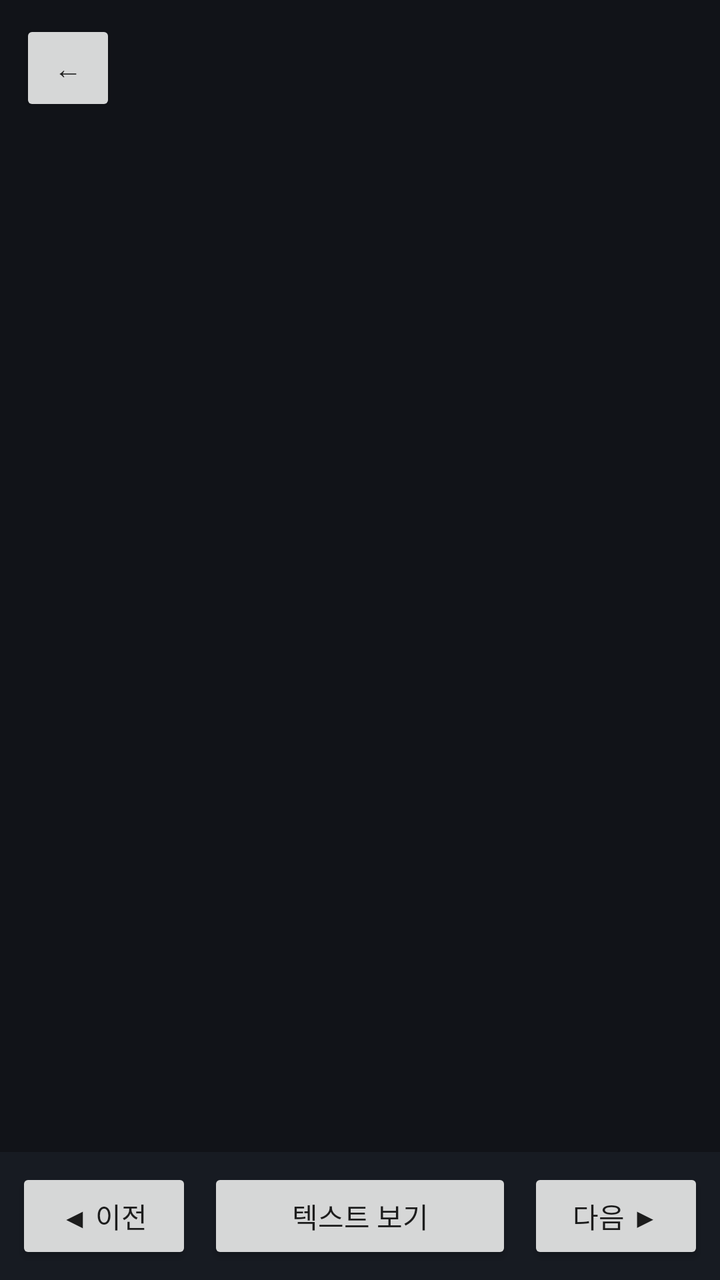
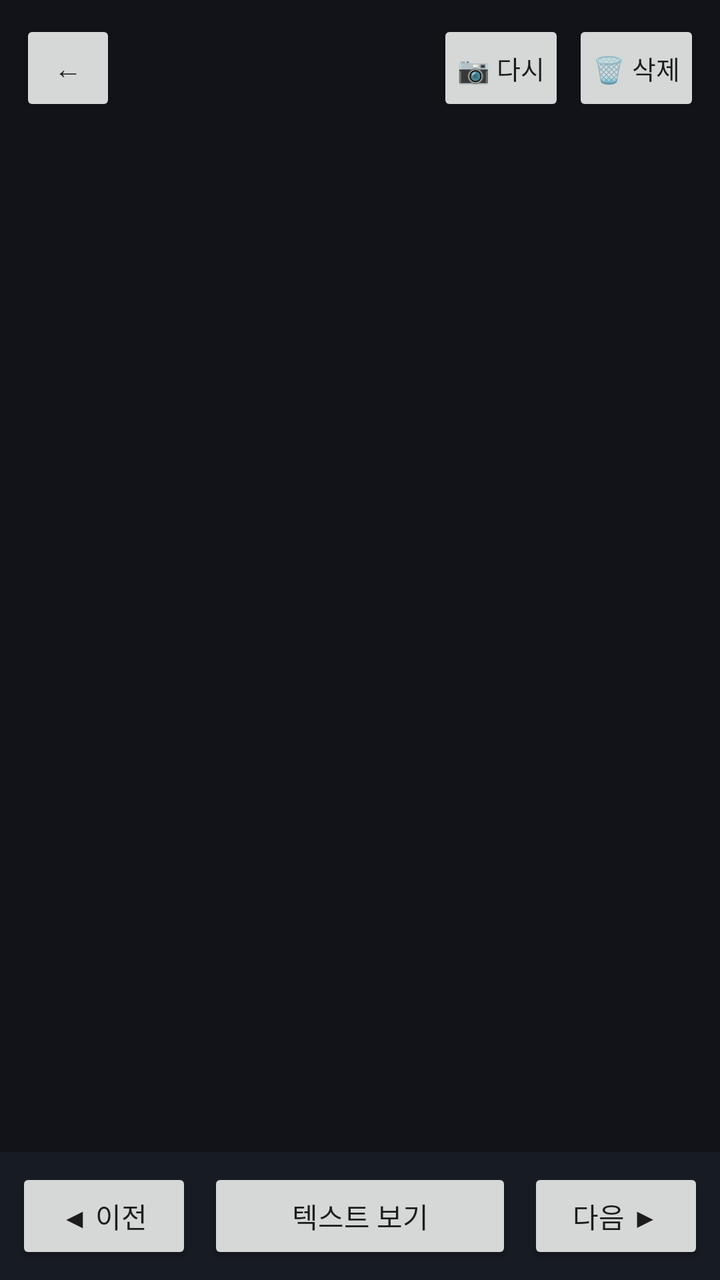

Before-and-after screenshots of an Android layout around one commit, followed by the original layout XML and the change that was made.
<!-- AndroidManifest.xml: application theme Theme.BookScan -->
<!-- res/layout/activity_page.xml -->
<?xml version="1.0" encoding="utf-8"?>
<LinearLayout xmlns:android="http://schemas.android.com/apk/res/android"
    android:layout_width="match_parent"
    android:layout_height="match_parent"
    android:orientation="vertical"
    android:background="#111318">

    <LinearLayout
        android:layout_width="match_parent"
        android:layout_height="wrap_content"
        android:orientation="horizontal"
        android:gravity="center_vertical"
        android:padding="10dp">

        <Button
            android:id="@+id/pvBack"
            android:layout_width="wrap_content"
            android:layout_height="wrap_content"
            android:minWidth="48dp"
            android:text="←" />

        <TextView
            android:id="@+id/pvTitle"
            android:layout_width="0dp"
            android:layout_height="wrap_content"
            android:layout_weight="1"
            android:paddingStart="10dp"
            android:paddingEnd="10dp"
            android:maxLines="1"
            android:ellipsize="end"
            android:textColor="#FFFFFF"
            android:textSize="17sp"
            android:textStyle="bold" />

        <TextView
            android:id="@+id/pvCount"
            android:layout_width="wrap_content"
            android:layout_height="wrap_content"
            android:textColor="#AAB2C0"
            android:textSize="14sp" />
    </LinearLayout>

    <FrameLayout
        android:layout_width="match_parent"
        android:layout_height="0dp"
        android:layout_weight="1">

        <ImageView
            android:id="@+id/pvImage"
            android:layout_width="match_parent"
            android:layout_height="match_parent"
            android:scaleType="fitCenter"
            android:contentDescription="쪽 그림" />

        <ScrollView
            android:id="@+id/pvTextBox"
            android:layout_width="match_parent"
            android:layout_height="match_parent"
            android:background="#F7F7F4"
            android:visibility="gone">

            <TextView
                android:id="@+id/pvText"
                android:layout_width="match_parent"
                android:layout_height="wrap_content"
                android:padding="18dp"
                android:textColor="#16181D"
                android:textSize="16sp"
                android:lineSpacingMultiplier="1.35"
                android:textIsSelectable="true" />
        </ScrollView>

        <ProgressBar
            android:id="@+id/pvBusy"
            android:layout_width="wrap_content"
            android:layout_height="wrap_content"
            android:layout_gravity="center"
            android:visibility="gone" />
    </FrameLayout>

    <LinearLayout
        android:layout_width="match_parent"
        android:layout_height="wrap_content"
        android:orientation="horizontal"
        android:padding="8dp"
        android:background="#171B22"
        android:gravity="center_vertical">

        <Button
            android:id="@+id/pvPrev"
            android:layout_width="wrap_content"
            android:layout_height="wrap_content"
            android:text="◀ 이전" />

        <Button
            android:id="@+id/pvMode"
            android:layout_width="0dp"
            android:layout_height="wrap_content"
            android:layout_weight="1"
            android:layout_marginStart="8dp"
            android:layout_marginEnd="8dp"
            android:text="텍스트 보기" />

        <Button
            android:id="@+id/pvNext"
            android:layout_width="wrap_content"
            android:layout_height="wrap_content"
            android:text="다음 ▶" />
    </LinearLayout>
</LinearLayout>
<!-- resources referenced by this layout -->
<resources>
  <style name="Theme.BookScan" parent="Theme.MaterialComponents.DayNight.NoActionBar">
          <item name="alertDialogTheme">@style/BookDialog</item>
          <item name="materialAlertDialogTheme">@style/BookDialog</item>
          <item name="colorPrimary">#2E4057</item>
          <item name="colorPrimaryVariant">#1F2C3D</item>
          <item name="colorSecondary">#2ECC71</item>
          <item name="android:statusBarColor">#000000</item>
      </style>
  <style name="BookDialog" parent="ThemeOverlay.MaterialComponents.MaterialAlertDialog">
          <item name="colorPrimary">#5AA9FF</item>
          <item name="colorAccent">#5AA9FF</item>
          <item name="android:textColor">#F2F5FA</item>
          <item name="android:textColorPrimary">#F2F5FA</item>
          <item name="android:textColorSecondary">#C9D1DC</item>
          <item name="buttonBarPositiveButtonStyle">@style/BookDialogButton</item>
          <item name="buttonBarNegativeButtonStyle">@style/BookDialogButton</item>
          <item name="buttonBarNeutralButtonStyle">@style/BookDialogButton</item>
      </style>
  <style name="BookDialogButton" parent="Widget.MaterialComponents.Button.TextButton.Dialog">
          <item name="android:textColor">#5AA9FF</item>
          <item name="android:textSize">17sp</item>
          <item name="android:textStyle">bold</item>
      </style>
</resources>

<!-- the commit's change to res/layout/activity_page.xml (unified diff, before → after) -->
@@ -38,6 +38,28 @@
             android:layout_height="wrap_content"
             android:textColor="#AAB2C0"
             android:textSize="14sp" />
+
+        <Button
+            android:id="@+id/pvRetake"
+            android:layout_width="wrap_content"
+            android:layout_height="wrap_content"
+            android:layout_marginStart="6dp"
+            android:minWidth="0dp"
+            android:paddingStart="10dp"
+            android:paddingEnd="10dp"
+            android:textSize="13sp"
+            android:text="📷 다시" />
+
+        <Button
+            android:id="@+id/pvDelete"
+            android:layout_width="wrap_content"
+            android:layout_height="wrap_content"
+            android:layout_marginStart="4dp"
+            android:minWidth="0dp"
+            android:paddingStart="10dp"
+            android:paddingEnd="10dp"
+            android:textSize="13sp"
+            android:text="🗑 삭제" />
     </LinearLayout>
 
     <FrameLayout
